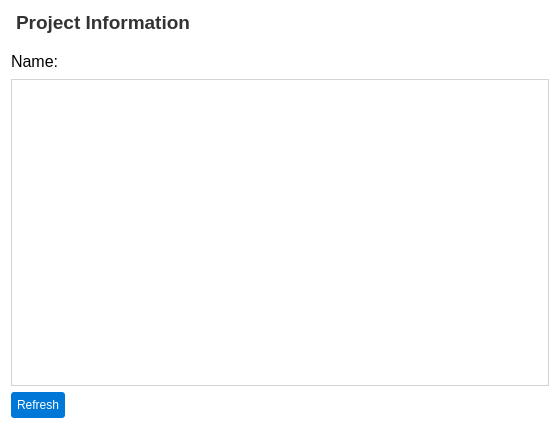
Before: the Qt Designer form pastrocore/gui_pyside/tab_project.ui in Torward1024/pAstroCORE, drawn with Qt 5.
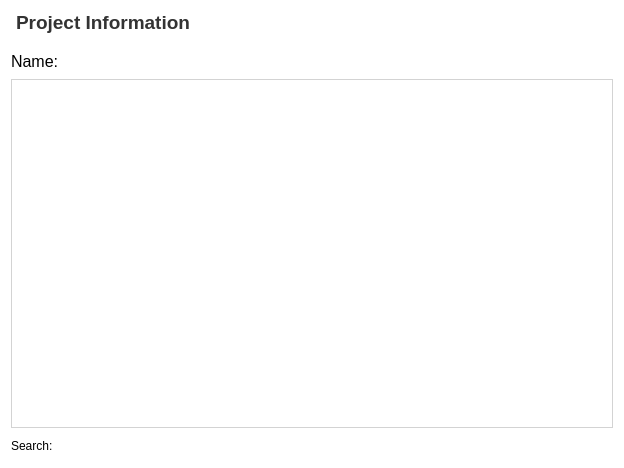
After: the same form once the commit is applied.

The edit to the form file:
```diff
--- a/pastrocore/gui_pyside/tab_project.ui
+++ b/pastrocore/gui_pyside/tab_project.ui
@@ -6,15 +6,15 @@
    <rect>
     <x>0</x>
     <y>0</y>
-    <width>560</width>
-    <height>429</height>
+    <width>624</width>
+    <height>468</height>
    </rect>
   </property>
   <property name="styleSheet">
    <string>background-color: #ffffff; font-family: Arial;</string>
   </property>
   <layout class="QGridLayout" name="gridLayout">
-   <item row="0" column="0" colspan="2">
+   <item row="0" column="0" colspan="3">
     <widget class="QLabel" name="titleLabel">
      <property name="font">
       <font>
@@ -45,35 +45,7 @@
      </property>
     </widget>
    </item>
-   <item row="1" column="1">
-    <widget class="QLineEdit" name="lineEdit">
-     <property name="styleSheet">
-      <string notr="true">QLineEdit {
-    font-family: Arial;
-    font-size: 12pt;
-    color: #333333;
-    padding: 1px;
-    border-radius: 3px;
-}
-QLineEdit[readOnly=&quot;true&quot;] {
-    border: 1px solid #d3d3d3;
-    background-color: #f9f9f9;
-}
-QLineEdit[readOnly=&quot;false&quot;] {
-    border: 1px solid #0078d7;
-    background-color: #f0f6ff;
-}
-QLineEdit[readOnly=&quot;false&quot;]:hover {
-    border: 1px solid #1a8cff;
-}
-QLineEdit[readOnly=&quot;false&quot;]:focus {
-    border: 1px solid #005bb5;
-    background-color: #ffffff;
-}</string>
-     </property>
-    </widget>
-   </item>
-   <item row="2" column="0" colspan="2">
+   <item row="2" column="0" colspan="3">
     <widget class="QTableView" name="projectInfoTable">
      <property name="styleSheet">
       <string>border: 1px solid #d3d3d3; background-color: #ffffff;</string>
@@ -92,17 +64,22 @@
      </property>
     </widget>
    </item>
-   <item row="3" column="0" colspan="2">
-    <layout class="QHBoxLayout" name="buttonLayout">
-     <item>
-      <widget class="QPushButton" name="refreshButton">
-       <property name="styleSheet">
-        <string notr="true">QPushButton {
-    background-color: #0078d7;
-    color: #ffffff;
-    padding: 6px;
+   <item row="3" column="0">
+    <widget class="QLabel" name="label_2">
+     <property name="text">
+      <string>Search:</string>
+     </property>
+    </widget>
+   </item>
+   <item row="1" column="1">
+    <widget class="QLineEdit" name="lineEdit">
+     <property name="styleSheet">
+      <string notr="true">QLineEdit {
+    font-family: Arial;
+    font-size: 12pt;
+    color: #333333;
+    padding: 1px;
     border-radius: 3px;
-    border: none;
 }
 QPushButton:hover {
     background-color: #1a8cff; /* Светлее при наведении */
@@ -112,29 +89,49 @@
     padding-top: 7px; /* Легкое смещение вниз для эффекта &quot;продавливания&quot; */
     padding-bottom: 5px;
 }</string>
-       </property>
-       <property name="text">
-        <string>Refresh</string>
-       </property>
-       <property name="flat">
-        <bool>false</bool>
-       </property>
-      </widget>
-     </item>
-     <item>
-      <spacer name="horizontalSpacer">
-       <property name="orientation">
-        <enum>Qt::Orientation::Horizontal</enum>
-       </property>
-       <property name="sizeHint" stdset="0">
-        <size>
-         <width>40</width>
-         <height>20</height>
-        </size>
-       </property>
-      </spacer>
-     </item>
-    </layout>
+     </property>
+    </widget>
+   </item>
+   <item row="1" column="2">
+    <spacer name="horizontalSpacer">
+     <property name="orientation">
+      <enum>Qt::Orientation::Horizontal</enum>
+     </property>
+     <property name="sizeHint" stdset="0">
+      <size>
+       <width>40</width>
+       <height>20</height>
+      </size>
+     </property>
+    </spacer>
+   </item>
+   <item row="3" column="1">
+    <widget class="QLineEdit" name="lineEdit_2">
+     <property name="styleSheet">
+      <string notr="true">QLineEdit {
+    font-family: Arial;
+    font-size: 12pt;
+    color: #333333;
+    padding: 1px;
+    border-radius: 3px;
+}
+QLineEdit[readOnly=&quot;true&quot;] {
+    border: 1px solid #d3d3d3;
+    background-color: #f9f9f9;
+}
+QLineEdit[readOnly=&quot;false&quot;] {
+    border: 1px solid #0078d7;
+    background-color: #f0f6ff;
+}
+QLineEdit[readOnly=&quot;false&quot;]:hover {
+    border: 1px solid #1a8cff;
+}
+QLineEdit[readOnly=&quot;false&quot;]:focus {
+    border: 1px solid #005bb5;
+    background-color: #ffffff;
+}</string>
+     </property>
+    </widget>
    </item>
   </layout>
  </widget>
```
Left out of the diff: 38 changed lines with no effect on the pictures.
